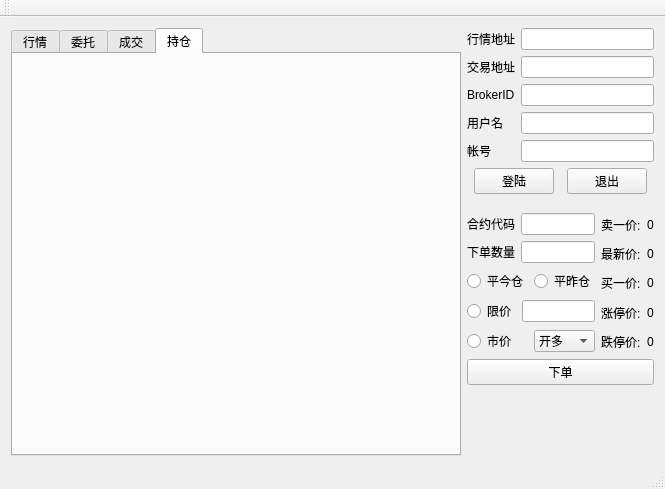
EddyXieFalcon/CTP_Qt, file mainwindow.ui: the form before one commit.
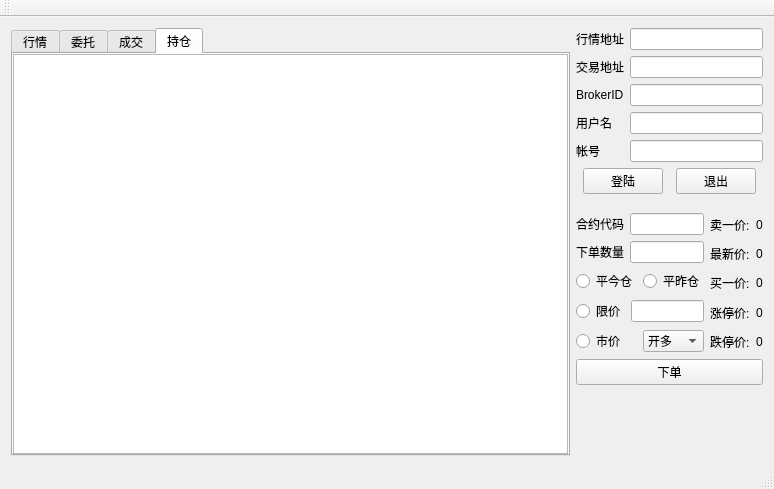
The form after the commit.

Commit message: add some tableWidget for each tabFcuntion

Diff of the .ui file:
```diff
--- a/mainwindow.ui
+++ b/mainwindow.ui
@@ -6,7 +6,7 @@
    <rect>
     <x>0</x>
     <y>0</y>
-    <width>665</width>
+    <width>774</width>
     <height>489</height>
    </rect>
   </property>
@@ -42,6 +42,26 @@
        <attribute name="title">
         <string>持仓</string>
        </attribute>
+       <layout class="QGridLayout" name="gridLayout_6">
+        <property name="leftMargin">
+         <number>0</number>
+        </property>
+        <property name="topMargin">
+         <number>0</number>
+        </property>
+        <property name="rightMargin">
+         <number>0</number>
+        </property>
+        <property name="bottomMargin">
+         <number>0</number>
+        </property>
+        <property name="spacing">
+         <number>0</number>
+        </property>
+        <item row="0" column="0">
+         <widget class="QTableWidget" name="tableWidgetHoldPositions"/>
+        </item>
+       </layout>
       </widget>
      </widget>
     </item>
```
Left out of the diff: 70 changed lines with no effect on the pictures.
